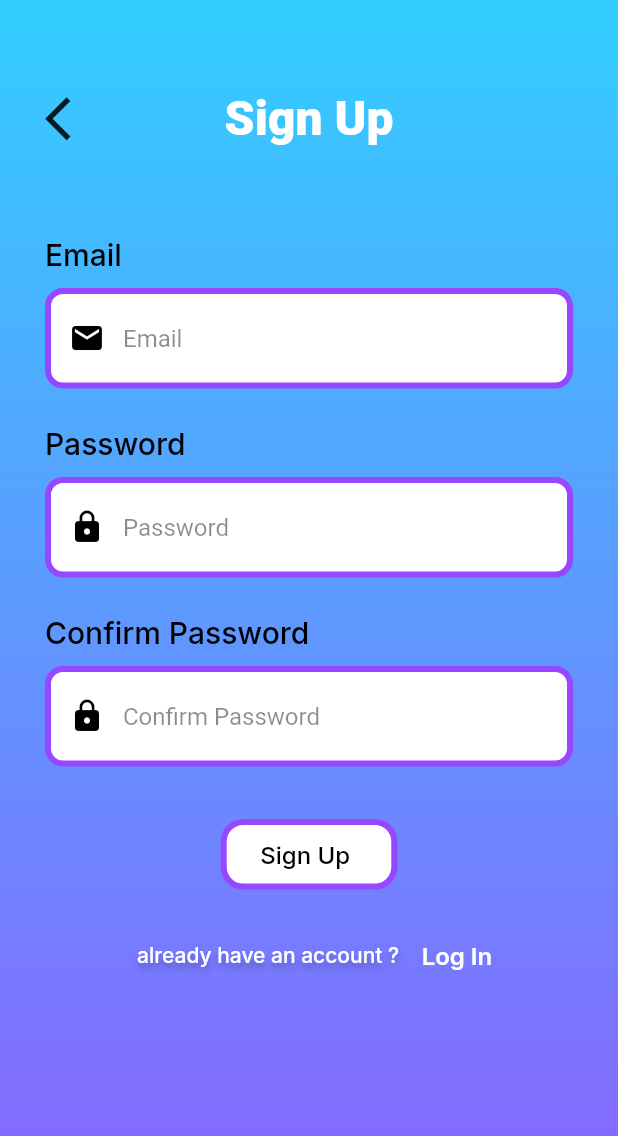
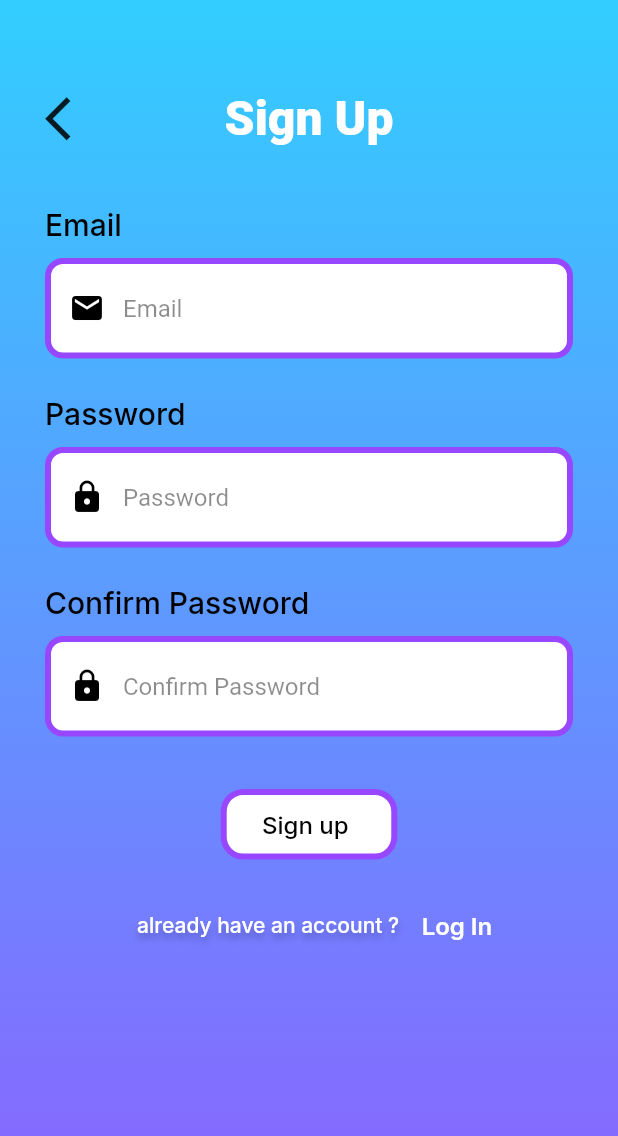
Before and after one commit to Green-Archive/flutter_burnner, a Flutter app: the screen it shows after launch, after a tap on "Sign Up", on a phone screen of 412 x 824 dp. Shown: the top 1136 px of the screen. Run offline on Flutter 3.47's test engine with Material 2 defaults, Android fonts, the phone set to English and light mode, and no system bars; our stand-ins replace firebase_auth, firebase_core, google_fonts; accounts and stored records are empty.

Commit message:
ThemeApp.loginButtonShape()

```diff
--- a/lib/components/login_button.dart
+++ b/lib/components/login_button.dart
@@ -1,52 +1,26 @@
 import 'package:flutter/material.dart';
-import '../pages/home_screen.dart';
+import 'package:flutter_burnner/components/theme_app.dart';
 import 'package:google_fonts/google_fonts.dart';
 
 
 class LoginButton extends StatelessWidget {
-  final String? textDisplay;
+  final String textDisplay;
   final double? widthButton;
+  final String routeScreen;
 
-  const LoginButton(this.textDisplay, this.widthButton, {super.key});
+  const LoginButton({super.key,required this.textDisplay,this.widthButton,required, required this.routeScreen,});
+
 
   @override
   Widget build(BuildContext context) {
     return InkWell(
       onTap: () {
-        Navigator.push(context,
-            MaterialPageRoute(builder: (context) => const HomeScreen()));
-      },
-      child: SizedBox(
-        width: widthButton,
-        child: Container(
-          decoration: BoxDecoration(
-            color: Colors.white,
-            borderRadius: BorderRadius.circular(15),
-            border: Border.all(
-              color: const Color(0xff9747FF),
-              width: 4.0,
-            ),
-          ),
-          child: Center(
-            child: Padding(
-              padding: const EdgeInsets.only(
-                  left: 5.0, top: 10.0, right: 10.0, bottom: 10.0),
-              child: Text(
-                // softWrap: true,
-                textAlign: TextAlign.center,
-                '${textDisplay}',
-                style:  GoogleFonts.inter(
-                  color: Colors.black,
-                  fontSize: 16,
-                  fontWeight: FontWeight.w500,
-                ),
-              ),
-            ),
-          ),
-        ),
-      ),
+        Navigator.pushNamed(context, routeScreen);
+        },
+      child: ThemeApp.loginButtonShape(context:context,widthButton: widthButton, textDisplay: textDisplay),
     );
   }
+
 }
 
 class TextDisplay extends StatelessWidget {
--- a/lib/components/theme_app.dart
+++ b/lib/components/theme_app.dart
@@ -1,10 +1,10 @@
 import 'package:flutter/material.dart';
+import 'package:google_fonts/google_fonts.dart';
 
 class ThemeApp {
-
   static const violetTheme = Color(0xff9747FF);
 
-  static  BoxDecoration   background() {
+  static BoxDecoration background() {
     const blueBackgroundColor = Color(0xff32CEFF);
     const violetBackgroundColor = Color(0xff8B62FF);
     return const BoxDecoration(
@@ -18,6 +18,44 @@ class ThemeApp {
     ));
   }
 
+  static SizedBox loginButtonShape(
+      {required BuildContext context,double? widthButton, required String textDisplay}) {
+
+    if (widthButton != null)
+    {
+      widthButton = MediaQuery.of(context).size.width / widthButton;
+    }
+
+    return SizedBox(
+      width: widthButton,
+      child: Container(
+        decoration: BoxDecoration(
+          color: Colors.white,
+          borderRadius: BorderRadius.circular(15),
+          border: Border.all(
+            color: const Color(0xff9747FF),
+            width: 4.0,
+          ),
+        ),
+        child: Center(
+          child: Padding(
+            padding: const EdgeInsets.only(
+                left: 5.0, top: 10.0, right: 10.0, bottom: 10.0),
+            child: Text(
+              // softWrap: true,
+              textAlign: TextAlign.center,
+              '${textDisplay}',
+              style: GoogleFonts.inter(
+                color: Colors.black,
+                fontSize: 16,
+                fontWeight: FontWeight.w500,
+              ),
+            ),
+          ),
+        ),
+      ),
+    );
+  }
 }
 
 class BackToTheFuture extends StatelessWidget {
@@ -25,8 +63,7 @@ class BackToTheFuture extends StatelessWidget {
 
   @override
   Widget build(BuildContext context) {
-    return Expanded(
-      child: Container(
+    return Container(
       alignment: AlignmentDirectional.topStart,
       child: InkWell(
           onTap: () {
@@ -36,7 +73,6 @@ class BackToTheFuture extends StatelessWidget {
             Icons.arrow_back_ios,
             size: 35.0,
           )),
-      ),
     );
   }
 }
--- a/lib/main.dart
+++ b/lib/main.dart
@@ -18,8 +18,8 @@ Future main() async {
      MaterialApp(
       debugShowCheckedModeBanner: false,
       title: "Login Screen ",
-      home: LoginScreen(),
-      routes: {
+       initialRoute: '/login',
+       routes: {
         '/easy-play': (ctx) => EasyPlay(),
         '/select-difficulty': (ctx) => SelectDifficulty(),
         '/login': (ctx) => LoginScreen(),
--- a/lib/pages/easy_play.dart
+++ b/lib/pages/easy_play.dart
@@ -20,15 +20,26 @@ class EasyPlay extends StatelessWidget {
                 mainAxisSize: MainAxisSize.max,
                 mainAxisAlignment: MainAxisAlignment.center,
                 children: [
-                  BackToTheFuture(),
+                  Expanded(child: BackToTheFuture()),
                   Container(),
                   Expanded(
-                    child: Container(
-                      alignment: AlignmentDirectional.topEnd,
-                      child: Icon(
-                        Icons.favorite,
-                        size: 35,
-                      ),
+                    child: Row(
+                      mainAxisAlignment: MainAxisAlignment.end,
+
+                      children: [
+                        Icon(
+                          Icons.favorite,
+                          size: 35,
+                        ),
+                        Icon(
+                          Icons.favorite,
+                          size: 35,
+                        ),
+                        Icon(
+                          Icons.favorite,
+                          size: 35,
+                        ),
+                      ],
                     ),
                   ),
                 ],
--- a/lib/pages/login_screen.dart
+++ b/lib/pages/login_screen.dart
@@ -13,10 +13,8 @@ class LoginScreen extends StatefulWidget {
 }
 
 class _LoginScreenState extends State<LoginScreen> {
-
   TextEditingController emailController = TextEditingController();
   TextEditingController passwordController = TextEditingController();
-
 
   @override
   Widget build(BuildContext context) {
@@ -28,40 +26,37 @@ class _LoginScreenState extends State<LoginScreen> {
             const SizedBox(height: 50),
             const LogoOtter(),
             Expanded(
-              child: Container(
-                width: double.infinity,
-                decoration: const BoxDecoration(
-                  color: Colors.transparent,
-                  borderRadius: BorderRadius.only(
-                    topLeft: Radius.circular(30),
-                    topRight: Radius.circular(30),
-                  ),
-                ),
               child: Padding(
                 padding: const EdgeInsets.only(left: 30.0, right: 30.0),
                 child: SingleChildScrollView(
                   child: Column(
                     crossAxisAlignment: CrossAxisAlignment.start,
                     children: [
-                        const SizedBox(height: 60),
-                        LoginTextBox(titleName: 'Email', iconName: Icons.email, textController: emailController),
+                      const SizedBox(height: 40),
+                      LoginTextBox(
+                          titleName: 'Email',
+                          iconName: Icons.email,
+                          textController: emailController),
                       const SizedBox(height: 25),
                       LoginTextBox(
                           titleName: 'Password',
                           iconName: Icons.lock,
-                            textController: passwordController
-                        ),
+                          textController: passwordController),
                       const SizedBox(height: 35),
                       IntrinsicHeight(
                         child: Row(
                           children: [
                             // ContinueButton( MediaQuery.of(context).size.width / 4,inputText: 'KIM')
-                              LoginButton("Log in",
-                                  MediaQuery.of(context).size.width / 3.5),
+                            LoginButton(
+                                textDisplay: "Log in",
+                                widthButton: 3.5,
+                                routeScreen: '/home'),
 
                             const SizedBox(width: 10),
                             Expanded(
-                                child: LoginButton("Continue as guest", null),
+                              child: LoginButton(
+                                  textDisplay: "Continue as guest",
+                                  routeScreen: '/home'),
                             ),
                           ],
                         ),
@@ -111,7 +106,6 @@ class _LoginScreenState extends State<LoginScreen> {
                   ),
                 ),
               ),
-              ),
             )
           ],
         ),
--- a/lib/pages/select_difficulty.dart
+++ b/lib/pages/select_difficulty.dart
@@ -18,7 +18,7 @@ class SelectDifficulty extends StatelessWidget {
               mainAxisSize: MainAxisSize.max,
               mainAxisAlignment: MainAxisAlignment.center,
               children: [
-                BackToTheFuture(),
+                Expanded(child: BackToTheFuture()),
                 Container(
                   width: MediaQuery.of(context).size.width / 1.5,
                   alignment: AlignmentDirectional.center,
--- a/lib/pages/sign_up_screen.dart
+++ b/lib/pages/sign_up_screen.dart
@@ -3,12 +3,7 @@ import 'package:flutter/material.dart';
 import 'package:flutter_burnner/components/theme_app.dart';
 import 'package:google_fonts/google_fonts.dart';
 import 'package:firebase_core/firebase_core.dart';
-// import '../components/login_button.dart';
 import '../components/login_text_box.dart';
-import '../components/oauth_button.dart';
-import 'login_screen.dart';
-import 'dart:async';
-
 
 class SignUpScreen extends StatefulWidget {
   const SignUpScreen({super.key});
@@ -37,7 +32,7 @@ class _SignUpScreenState extends State<SignUpScreen> {
                   mainAxisSize: MainAxisSize.max,
                   mainAxisAlignment: MainAxisAlignment.center,
                   children: [
-                    BackToTheFuture(),
+                    Expanded(child: BackToTheFuture()),
                     Container(
                       width: MediaQuery.of(context).size.width / 1.5,
                       alignment: AlignmentDirectional.center,
@@ -50,13 +45,14 @@ class _SignUpScreenState extends State<SignUpScreen> {
                     ),
                     Expanded(child: Container())
                   ])),
-          Padding(
+          Expanded(
+            child: Padding(
               padding: const EdgeInsets.only(left: 30.0, right: 30.0),
               child: SingleChildScrollView(
                 child: Column(
                   crossAxisAlignment: CrossAxisAlignment.start,
                   children: [
-                  const SizedBox(height: 60),
+                    const SizedBox(height: 40),
                     LoginTextBox(
                         titleName: 'Email',
                         iconName: Icons.email,
@@ -76,7 +72,9 @@ class _SignUpScreenState extends State<SignUpScreen> {
                       mainAxisAlignment: MainAxisAlignment.center,
                       children: [
                         // LoginButton("Sign Up", MediaQuery.of(context).size.width / 3.5),
-                      buildButtonSignUp(context),
+                        buildButtonSignUp(
+                          context: context,
+                        ),
                       ],
                     ),
                     const SizedBox(height: 34),
@@ -115,6 +113,7 @@ class _SignUpScreenState extends State<SignUpScreen> {
                 ),
               ),
             ),
+          ),
         ]),
       ),
     );
@@ -137,42 +136,15 @@ class _SignUpScreenState extends State<SignUpScreen> {
     }
   }
 
-  Widget buildButtonSignUp(BuildContext context) {
+  Widget buildButtonSignUp({required BuildContext context}) {
     return InkWell(
       onTap: () {
         signUp();
-        Navigator.pushNamedAndRemoveUntil(context, '/login', ModalRoute.withName('/home'));
+        Navigator.pushNamedAndRemoveUntil(
+            context, '/login', ModalRoute.withName('/home'));
       },
-      child: SizedBox(
-        width: MediaQuery.of(context).size.width/3.5,
-        child: Container(
-          decoration: BoxDecoration(
-            color: Colors.white,
-            borderRadius: BorderRadius.circular(15),
-            border: Border.all(
-              color: const Color(0xff9747FF),
-              width: 4.0,
-            ),
-          ),
-          child: Center(
-            child: Padding(
-              padding: const EdgeInsets.only(
-                  left: 5.0, top: 10.0, right: 10.0, bottom: 10.0),
-              child: Text(
-                // softWrap: true,
-                textAlign: TextAlign.center,
-                'Sign Up',
-                style:  GoogleFonts.inter(
-                  color: Colors.black,
-                  fontSize: 16,
-                  fontWeight: FontWeight.w500,
-                ),
-              ),
-            ),
-          ),
-        ),
-      ),
+      child: ThemeApp.loginButtonShape(
+          context: context, textDisplay: 'Sign up', widthButton: 3.5),
     );
   }
-
 }
```
Lines whose indentation alone changed are shown as unchanged.
